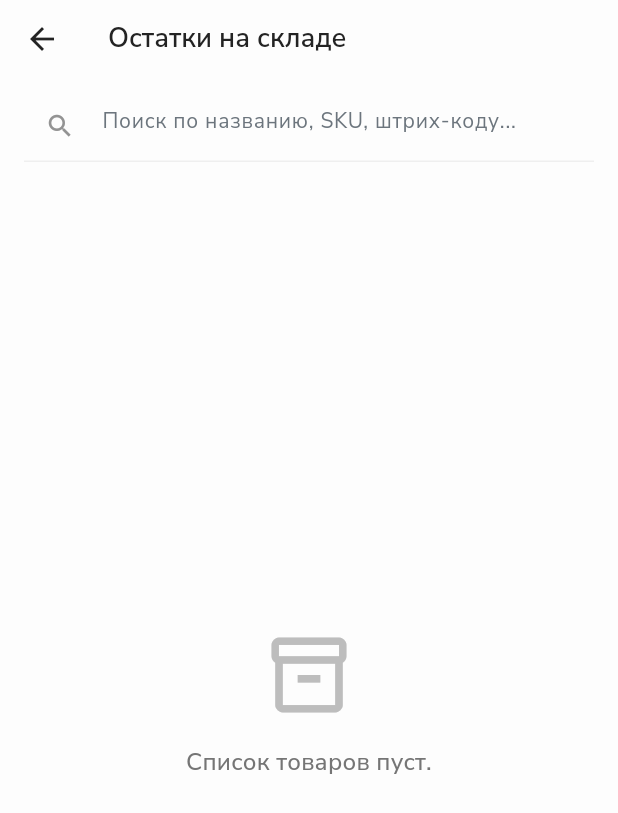
After one commit to makkenzo/flutter_pos, a Flutter app: the DashboardScreen screen opened directly, after a tap on "Остатки", on a phone screen of 412 x 824 dp. The commit adds this screen. Shown: the top 813 px of the screen. Run offline on Flutter 3.47's test engine with Material 3 defaults, Android fonts, the phone set to English and light mode, and no system bars; our stand-ins replace flutter_riverpod, flutter_secure_storage, flutter_staggered_animations, google_fonts, pdf, printing and 2 more; missing offline and left inert: mobile_scanner; accounts and stored records are empty.

Commit message:
Adds inventory screen to dashboard
Adds a new dashboard item to navigate to the inventory screen.
This allows users to easily access and manage stock levels.
Also adds placeholder UI for inventory list items.

```diff
--- a/lib/screens/dashboard_screen.dart
+++ b/lib/screens/dashboard_screen.dart
@@ -1,5 +1,6 @@
 import 'package:flutter/material.dart';
 import 'package:flutter_pos/providers/auth_provider.dart';
+import 'package:flutter_pos/screens/inventory_screen.dart';
 import 'package:flutter_pos/screens/pos/pos_screen.dart';
 import 'package:flutter_pos/screens/products/product_list_screen.dart';
 import 'package:flutter_pos/screens/sales/sales_history_screen.dart';
@@ -12,8 +13,6 @@ class DashboardScreen extends ConsumerWidget {
 
   @override
   Widget build(BuildContext context, WidgetRef ref) {
-    final theme = Theme.of(context);
-
     final List<_DashboardItemData> dashboardItems = [
       _DashboardItemData(
         icon: Icons.point_of_sale_outlined,
@@ -29,6 +28,15 @@ class DashboardScreen extends ConsumerWidget {
         icon: Icons.history_outlined,
         title: 'История Продаж',
         onTap: () => Navigator.push(context, MaterialPageRoute(builder: (_) => const SalesHistoryScreen())),
+      ),
+      _DashboardItemData(
+        icon: Icons.inventory_outlined, // Иконка инвентаря/склада
+        title: 'Остатки',
+        onTap:
+            () => Navigator.push(
+              context,
+              MaterialPageRoute(builder: (_) => const InventoryScreen()),
+            ), // Переход на новый экран
       ),
     ];
 
--- /dev/null
+++ b/lib/screens/inventory_screen.dart
@@ -0,0 +1,321 @@
+import 'package:flutter/material.dart';
+import 'package:flutter_pos/models/product.dart';
+import 'package:flutter_pos/providers/product_providers.dart';
+import 'package:flutter_pos/screens/products/product_form_screen.dart';
+import 'package:flutter_pos/screens/products/product_list_screen.dart' show Debouncer;
+import 'package:flutter_pos/utils/constants/sizes.dart';
+import 'package:flutter_pos/utils/helpers/error_formatter.dart';
+import 'package:flutter_pos/widgets/list_item_placeholder.dart';
+import 'package:flutter_riverpod/flutter_riverpod.dart';
+import 'package:flutter_staggered_animations/flutter_staggered_animations.dart';
+import 'package:shimmer/shimmer.dart';
+
+class InventoryScreen extends ConsumerStatefulWidget {
+  const InventoryScreen({super.key});
+
+  @override
+  ConsumerState<InventoryScreen> createState() => _InventoryScreenState();
+}
+
+class _InventoryScreenState extends ConsumerState<InventoryScreen> {
+  final ScrollController _scrollController = ScrollController();
+  final TextEditingController _searchController = TextEditingController();
+  final _debouncer = Debouncer(delay: const Duration(milliseconds: 500));
+
+  @override
+  void initState() {
+    super.initState();
+    // Добавляем слушателя к ScrollController для пагинации
+    _scrollController.addListener(_onScroll);
+    // Опционально: Первичная загрузка, если она не происходит в Notifier
+    // WidgetsBinding.instance.addPostFrameCallback((_) {
+    //   ref.read(productListProvider.notifier).refresh();
+    // });
+  }
+
+  @override
+  void dispose() {
+    _scrollController.removeListener(_onScroll);
+    _scrollController.dispose();
+    _searchController.dispose();
+    _debouncer.dispose();
+    super.dispose();
+  }
+
+  void _onScroll() {
+    // Проверяем, достигли ли конца списка
+    if (_scrollController.position.pixels >= _scrollController.position.maxScrollExtent - 300) {
+      // Загружаем чуть заранее
+      // Вызываем метод загрузки следующей страницы из Notifier'а
+      ref.read(productListProvider.notifier).fetchNextPage();
+    }
+  }
+
+  void _onSearchChanged(String query) {
+    _debouncer.run(() {
+      ref.read(productListProvider.notifier).search(query);
+    });
+  }
+
+  Future<void> _handleRefresh() async {
+    // Сбрасываем поиск при рефреше (опционально)
+    // _searchController.clear();
+    await ref.read(productListProvider.notifier).refresh();
+  }
+
+  @override
+  Widget build(BuildContext context) {
+    final ProductListState productState = ref.watch(productListProvider);
+    final List<Product> products = productState.products;
+    final bool isLoadingInitial = productState.isLoading && products.isEmpty && productState.error == null;
+    final bool isLoadingInBackground = productState.isLoading && products.isNotEmpty; // Для LinearProgressIndicator
+    final bool hasError = productState.error != null && !productState.isLoading;
+
+    return Scaffold(
+      appBar: AppBar(
+        title: const Text('Остатки на складе'),
+        bottom: PreferredSize(
+          preferredSize: const Size.fromHeight(kToolbarHeight + 4),
+          child: Column(
+            children: [
+              Padding(
+                padding: const EdgeInsets.symmetric(horizontal: TSizes.md, vertical: TSizes.sm),
+                child: TextField(
+                  controller: _searchController,
+                  decoration: InputDecoration(
+                    hintText: 'Поиск по названию, SKU, штрих-коду...',
+                    prefixIcon: const Icon(Icons.search, size: 20),
+                    suffixIcon:
+                        _searchController.text.isNotEmpty
+                            ? IconButton(
+                              icon: const Icon(Icons.clear, size: 20),
+                              tooltip: 'Очистить поиск',
+                              onPressed: () {
+                                _searchController.clear();
+                                _onSearchChanged(''); // Выполняем пустой поиск
+                              },
+                            )
+                            : null,
+                    // Используем стиль из темы
+                  ),
+                  onChanged: _onSearchChanged,
+                ),
+              ),
+              if (isLoadingInBackground) const LinearProgressIndicator(minHeight: 2),
+            ],
+          ),
+        ),
+      ),
+      body: RefreshIndicator(
+        onRefresh: _handleRefresh,
+        child: Stack(
+          children: [
+            _buildInventoryList(context, productState, products, isLoadingInitial),
+
+            // --- Отображение ошибки (только если список пуст) ---
+            if (hasError && products.isEmpty) _buildErrorWidget(context, productState.error),
+          ],
+        ),
+      ),
+    );
+  }
+
+  Widget _buildInventoryList(
+    BuildContext context,
+    ProductListState productState,
+    List<Product> products,
+    bool isLoadingInitial,
+  ) {
+    final theme = Theme.of(context);
+
+    if (isLoadingInitial) {
+      final Brightness currentBrightness = Theme.of(context).brightness;
+      final Color baseColor = currentBrightness == Brightness.dark ? Colors.grey[850]! : Colors.grey[300]!;
+      final Color highlightColor = currentBrightness == Brightness.dark ? Colors.grey[700]! : Colors.grey[100]!;
+
+      return Shimmer.fromColors(
+        baseColor: baseColor,
+        highlightColor: highlightColor,
+        enabled: true,
+        child: ListView.builder(
+          itemCount: 10, // Количество плейсхолдеров
+          itemBuilder:
+              (_, __) => const Padding(
+                padding: EdgeInsets.symmetric(horizontal: TSizes.sm, vertical: TSizes.xs),
+                // Используем плейсхолдер, похожий на реальный ListTile остатков
+                child: Card(child: InventoryListItemPlaceholder()), // \u003c--- Новый плейсхолдер
+              ),
+        ),
+      );
+    }
+
+    if (products.isEmpty && !productState.isLoading && productState.error == null) {
+      return Center(
+        child: Padding(
+          padding: const EdgeInsets.all(TSizes.defaultSpace),
+          child: Column(
+            mainAxisSize: MainAxisSize.min,
+            children: [
+              Icon(
+                productState.currentQuery != null && productState.currentQuery!.isNotEmpty
+                    ? Icons
+                        .search_off // Иконка "ничего не найдено"
+                    : Icons.inventory_2_outlined, // Иконка "нет товаров"
+                size: 60,
+                color: Colors.grey[400],
+              ),
+              const SizedBox(height: TSizes.spaceBtwItems),
+              Text(
+                productState.currentQuery != null && productState.currentQuery!.isNotEmpty
+                    ? 'Товары по запросу "${productState.currentQuery}" не найдены.'
+                    : 'Список товаров пуст.', // Сообщение для пустого инвентаря
+                textAlign: TextAlign.center,
+                style: Theme.of(context).textTheme.titleMedium?.copyWith(color: Colors.grey[600]),
+              ),
+            ],
+          ),
+        ),
+      );
+    }
+
+    return AnimationLimiter(
+      child: ListView.separated(
+        controller: _scrollController, // Для пагинации
+        itemCount:
+            products.length + (productState.isLoading && products.isNotEmpty ? 1 : 0), // +1 для индикатора пагинации
+        padding: const EdgeInsets.only(bottom: 16, top: TSizes.sm), // Отступ снизу и сверху
+        separatorBuilder:
+            (context, index) => Divider(
+              height: 1,
+              thickness: 0.5,
+              indent: TSizes.md,
+              endIndent: TSizes.md, // Отступы линии
+              color: Colors.grey.shade300,
+            ),
+        itemBuilder: (context, index) {
+          if (index == products.length) {
+            if (productState.error != null && !productState.isLoading) {
+              return _buildPaginationErrorWidget(context, productState.error);
+            } else if (productState.isLoading) {
+              return const Padding(
+                padding: EdgeInsets.symmetric(vertical: 16.0),
+                child: Center(child: CircularProgressIndicator(strokeWidth: 2)),
+              );
+            } else {
+              return const SizedBox.shrink(); // Больше нечего загружать
+            }
+          }
+
+          final product = products[index];
+          // Определяем стиль для количества
+          Color quantityColor = theme.textTheme.bodyLarge?.color ?? Colors.black;
+          FontWeight quantityWeight = FontWeight.normal;
+          if (product.quantity <= 0) {
+            quantityColor = theme.colorScheme.error;
+            quantityWeight = FontWeight.bold;
+          } else if (product.quantity <= 5) {
+            // Пример порога низкого остатка
+            quantityColor = Colors.orange.shade800;
+            quantityWeight = FontWeight.w500;
+          }
+
+          return AnimationConfiguration.staggeredList(
+            position: index,
+            duration: const Duration(milliseconds: 375),
+            child: SlideAnimation(
+              verticalOffset: 50.0,
+              child: FadeInAnimation(
+                child: ListTile(
+                  contentPadding: const EdgeInsets.symmetric(horizontal: TSizes.md, vertical: TSizes.sm),
+                  // Количество товара слева
+                  leading: SizedBox(
+                    width: 50,
+                    child: Text(
+                      product.quantity.toString(),
+                      textAlign: TextAlign.center,
+                      style: theme.textTheme.titleLarge?.copyWith(color: quantityColor, fontWeight: quantityWeight),
+                    ),
+                  ),
+                  title: Text(product.skuName, style: theme.textTheme.titleMedium),
+                  subtitle: Text(
+                    'ШК: ${product.barcode}\nАрт: ${product.skuCode}',
+                    style: theme.textTheme.bodySmall?.copyWith(color: theme.hintColor), // Цвет подсказки
+                    maxLines: 2,
+                    overflow: TextOverflow.ellipsis,
+                  ),
+                  trailing: IconButton(
+                    icon: const Icon(Icons.edit_outlined),
+                    iconSize: 22,
+                    color: theme.colorScheme.secondary,
+                    tooltip: 'Редактировать товар',
+                    onPressed: () => _navigateToProductForm(context, product),
+                  ),
+                  onTap: () => _navigateToProductForm(context, product),
+                ),
+              ),
+            ),
+          );
+        },
+      ),
+    );
+  }
+
+  void _navigateToProductForm(BuildContext context, Product product) {
+    Navigator.push(context, MaterialPageRoute(builder: (_) => ProductFormScreen(product: product)));
+  }
+
+  Widget _buildPaginationErrorWidget(BuildContext context, Object? error) {
+    return Padding(
+      padding: const EdgeInsets.all(16.0),
+      child: Column(
+        mainAxisAlignment: MainAxisAlignment.center,
+        children: [
+          Icon(Icons.warning_amber_rounded, color: Colors.orange[700], size: 32),
+          const SizedBox(height: 8),
+          Text(
+            'Не удалось загрузить еще:\n${formatErrorMessage(error)}', // Используем форматтер
+            textAlign: TextAlign.center,
+            style: Theme.of(context).textTheme.bodySmall,
+          ),
+          const SizedBox(height: 8),
+          TextButton.icon(
+            // Используем TextButton для компактности
+            icon: const Icon(Icons.refresh, size: 18),
+            label: const Text('Повторить'),
+            onPressed: () {
+              // Вызываем загрузку СЛЕДУЮЩЕЙ страницы (не refresh всего списка)
+              ref.read(productListProvider.notifier).fetchNextPage();
+            },
+          ),
+        ],
+      ),
+    );
+  }
+
+  Widget _buildErrorWidget(BuildContext context, Object? error) {
+    return Center(
+      child: Padding(
+        padding: const EdgeInsets.all(TSizes.defaultSpace),
+        child: Column(
+          mainAxisSize: MainAxisSize.min,
+          children: [
+            const Icon(Icons.cloud_off, color: Colors.red, size: 60), // Иконка ошибки сети/сервера
+            const SizedBox(height: 16),
+            Text(
+              'Ошибка: ${formatErrorMessage(error)}',
+              textAlign: TextAlign.center,
+              style: TextStyle(color: Theme.of(context).colorScheme.error, fontSize: 15), // Чуть крупнее
+            ),
+            const SizedBox(height: 16),
+            ElevatedButton.icon(
+              // Кнопка Повторить
+              icon: const Icon(Icons.refresh),
+              label: const Text('Повторить'),
+              onPressed: _handleRefresh,
+            ),
+          ],
+        ),
+      ),
+    );
+  }
+}
```
Also changed, not shown: lib/widgets/list_item_placeholder.dart (+32 -20 lines).
